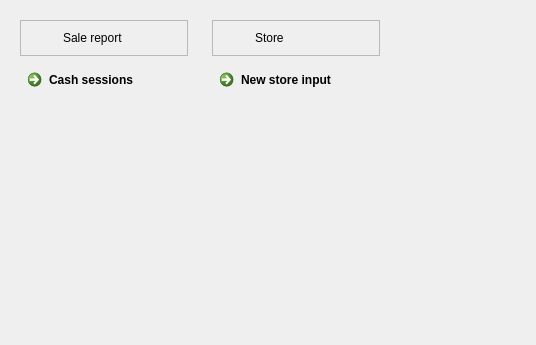
First picture: the form in FrontDesk/wdashboard.ui, repository End1-1/Cafe5, before the edit; both pictures show x 0 to 536 and y 0 to 345 of the 1412 by 666 pixel window.
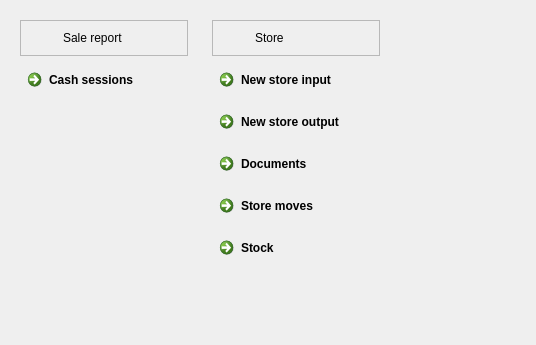
Second picture: the form after the edit. Icons and pictures are not drawn.

The edit to the form file:
```diff
--- a/FrontDesk/wdashboard.ui
+++ b/FrontDesk/wdashboard.ui
@@ -389,6 +389,98 @@
         </property>
        </widget>
       </item>
+      <item>
+       <widget class="QCommandLinkButton" name="btnNewStoreOutput">
+        <property name="sizePolicy">
+         <sizepolicy hsizetype="Preferred" vsizetype="Preferred">
+          <horstretch>0</horstretch>
+          <verstretch>0</verstretch>
+         </sizepolicy>
+        </property>
+        <property name="cursor">
+         <cursorShape>PointingHandCursor</cursorShape>
+        </property>
+        <property name="text">
+         <string>New store output</string>
+        </property>
+        <property name="icon">
+         <iconset resource="../resources/res.qrc">
+          <normaloff>:/workstation.png</normaloff>:/workstation.png</iconset>
+        </property>
+        <property name="form" stdset="0">
+         <string>form_new_store_output</string>
+        </property>
+       </widget>
+      </item>
+      <item>
+       <widget class="QCommandLinkButton" name="btnStoreDocuments">
+        <property name="sizePolicy">
+         <sizepolicy hsizetype="Preferred" vsizetype="Preferred">
+          <horstretch>0</horstretch>
+          <verstretch>0</verstretch>
+         </sizepolicy>
+        </property>
+        <property name="cursor">
+         <cursorShape>PointingHandCursor</cursorShape>
+        </property>
+        <property name="text">
+         <string>Documents</string>
+        </property>
+        <property name="icon">
+         <iconset resource="../resources/res.qrc">
+          <normaloff>:/workstation.png</normaloff>:/workstation.png</iconset>
+        </property>
+        <property name="form" stdset="0">
+         <string>form_store_documents</string>
+        </property>
+       </widget>
+      </item>
+      <item>
+       <widget class="QCommandLinkButton" name="btnStoreDocuments_3">
+        <property name="sizePolicy">
+         <sizepolicy hsizetype="Preferred" vsizetype="Preferred">
+          <horstretch>0</horstretch>
+          <verstretch>0</verstretch>
+         </sizepolicy>
+        </property>
+        <property name="cursor">
+         <cursorShape>PointingHandCursor</cursorShape>
+        </property>
+        <property name="text">
+         <string>Store moves</string>
+        </property>
+        <property name="icon">
+         <iconset resource="../resources/res.qrc">
+          <normaloff>:/workstation.png</normaloff>:/workstation.png</iconset>
+        </property>
+        <property name="form" stdset="0">
+         <string>form_store_moves</string>
+        </property>
+       </widget>
+      </item>
+      <item>
+       <widget class="QCommandLinkButton" name="btnStoreDocuments_2">
+        <property name="sizePolicy">
+         <sizepolicy hsizetype="Preferred" vsizetype="Preferred">
+          <horstretch>0</horstretch>
+          <verstretch>0</verstretch>
+         </sizepolicy>
+        </property>
+        <property name="cursor">
+         <cursorShape>PointingHandCursor</cursorShape>
+        </property>
+        <property name="text">
+         <string>Stock</string>
+        </property>
+        <property name="icon">
+         <iconset resource="../resources/res.qrc">
+          <normaloff>:/workstation.png</normaloff>:/workstation.png</iconset>
+        </property>
+        <property name="form" stdset="0">
+         <string>form_stock</string>
+        </property>
+       </widget>
+      </item>
       <item>
        <spacer name="verticalSpacer_3">
         <property name="orientation">
```
